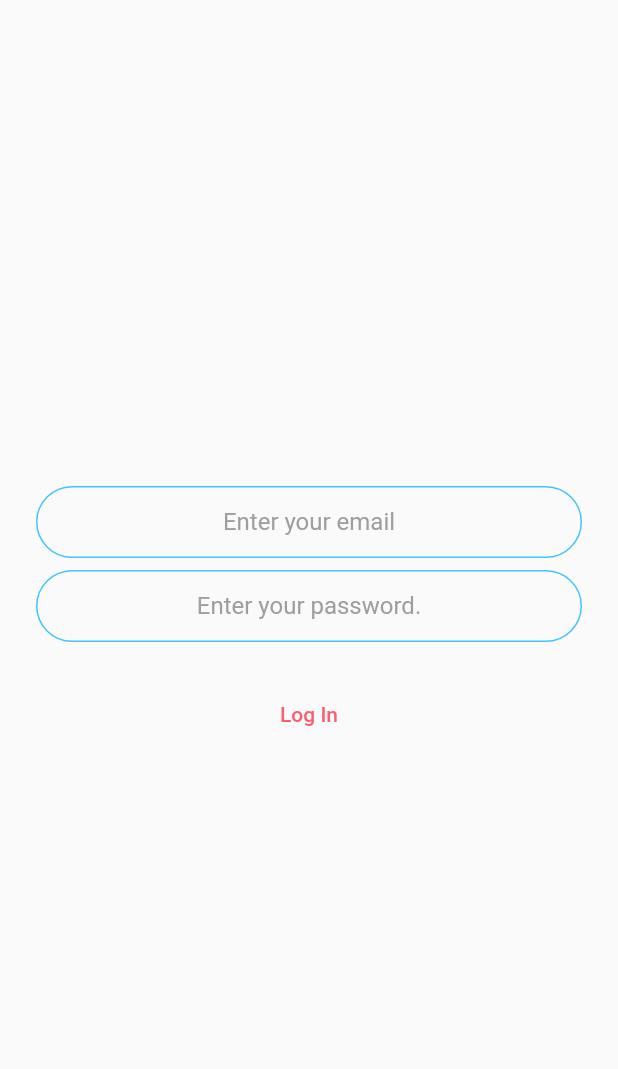
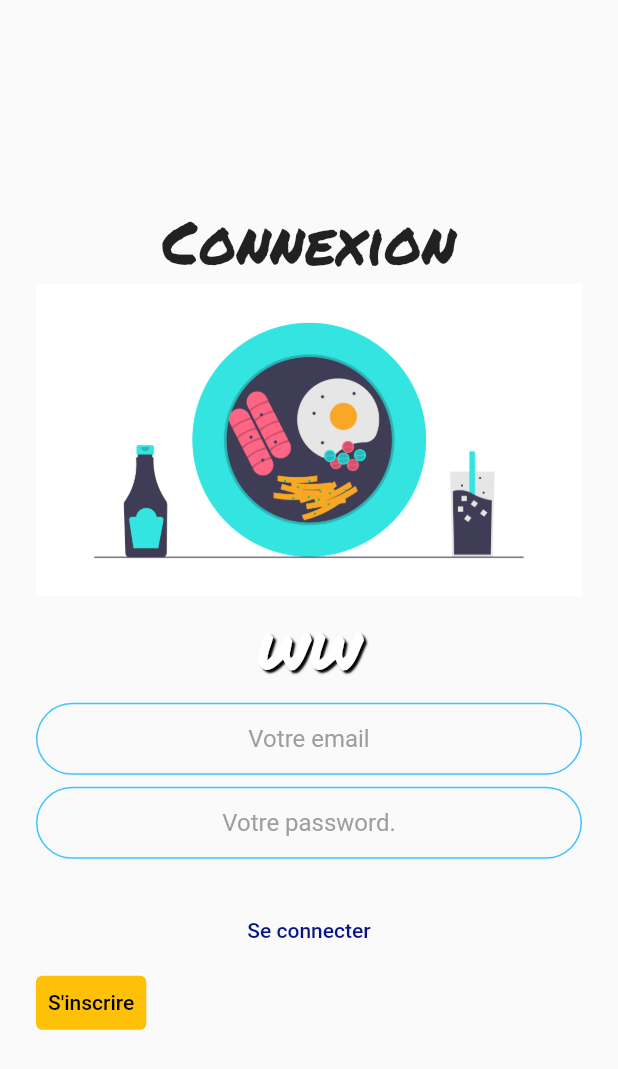
Before and after one commit to Lud-ly/flutter_template_mvc, a Flutter app: the screen it shows after launch, after a tap on "Se connecter", on a phone screen of 412 x 824 dp. Shown: the top 1069 px of the screen. Run offline on Flutter 3.47's test engine with Material 2 defaults, Android fonts, the light colour scheme and no system bars; drawn by our look-alikes of modal_progress_hud_nsn; our stand-ins replace cloud_firestore, faker, firebase_auth, firebase_core, flutter_chat_types, flutter_chat_ui and 2 more; missing offline and left inert: fading_widget_animation, flutter_firebase_chat_core; accounts and stored records are empty; Roboto replaces fonts that are missing (TextStyle).

Commit message:
first fix login & register

```diff
--- a/lib/auth/login.dart
+++ b/lib/auth/login.dart
@@ -1,8 +1,14 @@
 import 'package:firebase_auth/firebase_auth.dart';
+import 'package:flutter_chat_ui/flutter_chat_ui.dart';
 import 'package:get/get.dart';
+import 'package:google_fonts/google_fonts.dart';
 import 'package:modal_progress_hud_nsn/modal_progress_hud_nsn.dart';
 import 'package:flutter/material.dart';
+import 'package:whowhats/auth/registration.dart';
 import 'package:whowhats/screens/home.dart';
+import 'package:whowhats/utils/custom_textstyles.dart';
+
+import '../reusable/shortcuts.dart';
 
 //code for designing the UI of our text field where the user writes his email id or password
 
@@ -35,20 +41,43 @@ class _LoginState extends State<Login> {
   late bool showSpinner = false;
   @override
   Widget build(BuildContext context) {
-    return Container(
-      decoration: const BoxDecoration(
-        image: DecorationImage(
-          image: AssetImage("assets/images/undraw5a.png"),
-          fit: BoxFit.cover,
-        ),
-      ),
-      child: Scaffold(
-        body: Padding(
-          padding: const EdgeInsets.symmetric(horizontal: 24.0),
+    return Scaffold(
+      body: ModalProgressHUD(
+        inAsyncCall: showSpinner,
+        child: Padding(
+          padding: EdgeInsets.symmetric(horizontal: 24.0),
           child: Column(
             mainAxisAlignment: MainAxisAlignment.center,
             crossAxisAlignment: CrossAxisAlignment.stretch,
             children: <Widget>[
+              Center(
+                  child: Text(
+                "Connexion",
+                style: GoogleFonts.permanentMarker(fontSize: 40),
+              )),
+              const Image(
+                image: AssetImage("assets/images/undraw_breakfast_psiw.png"),
+              ),
+              Padding(
+                padding: EdgeInsets.all(10),
+                child: Align(
+                  alignment: Alignment.center,
+                  child: Text(
+                    "WW",
+                    style: GoogleFonts.permanentMarker(
+                      color: Colors.white,
+                      fontSize: 35,
+                      shadows: <Shadow>[
+                        const Shadow(
+                          offset: Offset(2.0, 2.0),
+                          blurRadius: 1.0,
+                          color: Color.fromARGB(255, 0, 0, 0),
+                        ),
+                      ],
+                    ),
+                  ),
+                ),
+              ),
               TextField(
                   keyboardType: TextInputType.emailAddress,
                   textAlign: TextAlign.center,
@@ -57,7 +86,7 @@ class _LoginState extends State<Login> {
                     //Do something with the user input.
                   },
                   decoration: kTextFieldDecoration.copyWith(
-                    hintText: 'Enter your email',
+                    hintText: 'Votre email',
                   )),
               const SizedBox(
                 height: 8.0,
@@ -70,13 +99,12 @@ class _LoginState extends State<Login> {
                     //Do something with the user input.
                   },
                   decoration: kTextFieldDecoration.copyWith(
-                      hintText: 'Enter your password.')),
+                      hintText: 'Votre password.')),
               const SizedBox(
                 height: 24.0,
               ),
               TextButton(
-                  // color: Theme.of(context).colorScheme.tertiary,
-                  child: Text('Log In'),
+                  child: Text('Se connecter'),
                   onPressed: () async {
                     setState(() {
                       showSpinner = true;
@@ -94,6 +122,21 @@ class _LoginState extends State<Login> {
                       showSpinner = false;
                     });
                   }),
+              Align(
+                alignment: Alignment.centerLeft,
+                child: TextButton(
+                  child: Text(
+                    'S\'inscrire',
+                  ),
+                  style: ButtonStyle(
+                    backgroundColor: MaterialStateProperty.all(Colors.amber),
+                    foregroundColor: CodeShortcuts.getColor(Colors.black),
+                  ),
+                  onPressed: () {
+                    Get.to(() => Registration());
+                  },
+                ),
+              ),
             ],
           ),
         ),
--- a/lib/main.dart
+++ b/lib/main.dart
@@ -35,7 +35,7 @@ class MyApp extends StatelessWidget {
       debugShowCheckedModeBanner: false,
       theme: ThemeData(
         colorScheme: ColorScheme.fromSwatch().copyWith(
-          primary: const Color.fromRGBO(255, 93, 110, 1),
+          primary: Color.fromARGB(255, 6, 20, 131),
           secondary: const Color.fromRGBO(44, 55, 59, 1),
           tertiary: Color.fromARGB(255, 95, 231, 197),
         ),
--- a/lib/screens/welcome.dart
+++ b/lib/screens/welcome.dart
@@ -1,8 +1,8 @@
 import 'package:flutter/foundation.dart';
 import 'package:flutter/material.dart';
 import 'package:whowhats/auth/login.dart';
-import 'package:whowhats/auth/register.dart';
 import 'package:get/get.dart';
+import 'package:whowhats/auth/registration.dart';
 import 'package:whowhats/reusable/lib_images.dart';
 
 class Welcome extends StatefulWidget {
@@ -18,7 +18,7 @@ class _WelcomeState extends State<Welcome> {
     return Scaffold(
       body: Container(
         decoration: BoxDecoration(
-          color: Colors.transparent,
+          color: Colors.white,
           image: DecorationImage(
             image: LOGO,
             fit: BoxFit.cover,
@@ -26,11 +26,11 @@ class _WelcomeState extends State<Welcome> {
         ),
         child: Center(
           child: Column(
-            mainAxisAlignment: MainAxisAlignment.spaceEvenly,
+            mainAxisAlignment: MainAxisAlignment.center,
             children: [
               ElevatedButton.icon(
                 onPressed: () {
-                  Get.to(() => RegisterPage());
+                  Get.to(() => Registration());
                 },
                 icon: Image(
                     image:
```
Also changed, not shown: lib/api/firebase_services.dart (+10 -0 lines), lib/auth/register.dart (+6 -1 lines), lib/auth/registration.dart (renamed from lib/auth/signup.dart, +58 -10 lines).
